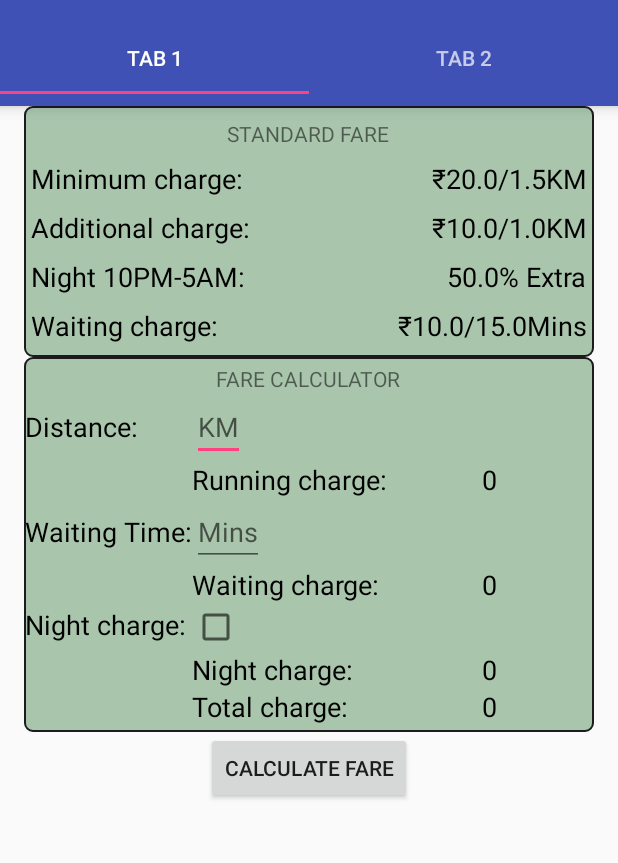
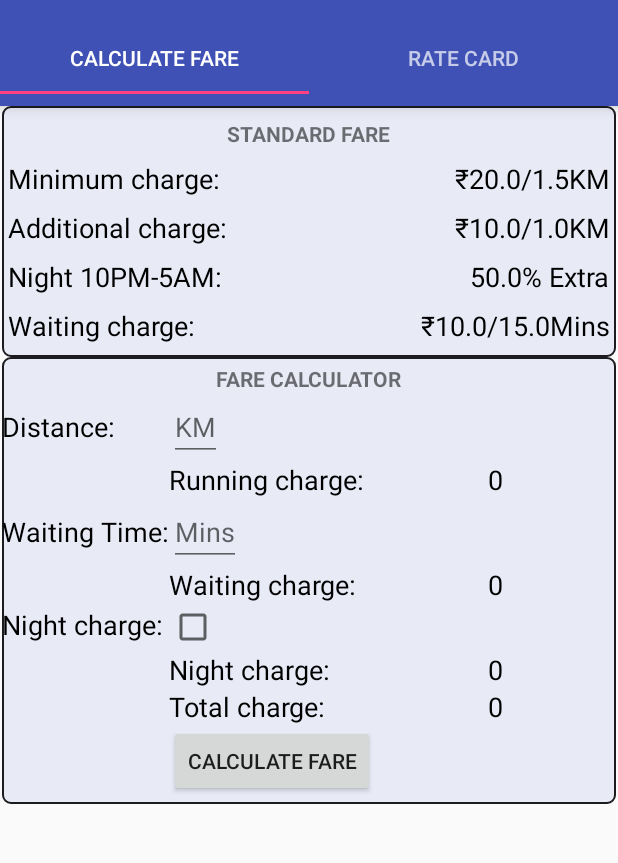
Before and after one commit to nikhilgeo/AutoFare, an Android app: the screen it shows after launch (MainActivity), on a phone screen of 412 x 824 dp, the part 62-925 px from its top. Run offline under Robolectric (Android 15) with nearby library versions, the phone set to English and light mode, and no system bars.

Commit message:
Chnaged the color of the calculate fare. removed the auto focus in edittext

```diff
--- a/app/src/main/java/com/auto/ng/autofrag/MainActivity.java
+++ b/app/src/main/java/com/auto/ng/autofrag/MainActivity.java
@@ -19,8 +19,8 @@ public class MainActivity extends AppCompatActivity {
         setSupportActionBar(toolbar);
 
         TabLayout tabLayout = (TabLayout) findViewById(R.id.tab_layout);
-        tabLayout.addTab(tabLayout.newTab().setText("Tab 1"));
-        tabLayout.addTab(tabLayout.newTab().setText("Tab 2"));
+        tabLayout.addTab(tabLayout.newTab().setText("Calculate Fare"));
+        tabLayout.addTab(tabLayout.newTab().setText("Rate Card"));
         tabLayout.setTabGravity(TabLayout.GRAVITY_FILL);
 
         final ViewPager viewPager = (ViewPager) findViewById(R.id.pager);
@@ -34,18 +34,6 @@ public class MainActivity extends AppCompatActivity {
                 viewPager.setCurrentItem(tab.getPosition());
                 Toast toast = Toast.makeText(getApplicationContext(), "Hello toast!" + tab.getPosition(), Toast.LENGTH_SHORT);
                 toast.show();
-//
-//                switch (tab.getPosition())
-//                {
-//                    case 0: //Calculate Frag
-//                        break;
-//                    case 1: //RateCard_Frag
-//                    {
-//                        RateCard_Frag fragment = (RateCard_Frag) getFragmentManager().findFragmentById(R.id.fr);
-//                        fragment.<specific_function_name>();
-//                    }
-//                }
-
             }
 
             @Override
--- a/app/src/main/java/com/auto/ng/autofrag/RateCard_Frag.java
+++ b/app/src/main/java/com/auto/ng/autofrag/RateCard_Frag.java
@@ -1,5 +1,4 @@
 package com.auto.ng.autofrag;
-
 
 import android.database.Cursor;
 import android.graphics.Color;
--- a/app/src/main/res/drawable/rounded_corner.xml
+++ b/app/src/main/res/drawable/rounded_corner.xml
@@ -3,7 +3,7 @@
     android:shape="rectangle">
 
     <!-- view background color -->
-    <solid android:color="#a9c5ac"></solid>
+    <solid android:color="#E8EAF6"></solid>
 
     <!-- view border color and width -->
     <stroke
@@ -12,9 +12,9 @@
 
     <!-- If you want to add some padding -->
     <padding
-        android:left="1dp"
+        android:left="0dp"
         android:top="5dp"
-        android:right="1dp"
+        android:right="0dp"
         android:bottom="5dp"></padding>
 
     <!-- Here is the corner radius -->
--- a/app/src/main/res/layout/fragment_calculate_fare.xml
+++ b/app/src/main/res/layout/fragment_calculate_fare.xml
@@ -3,13 +3,28 @@
     android:layout_width="match_parent"
     android:layout_height="match_parent"
     tools:context="com.auto.ng.autofrag.CalculateFare_Frag">
+    <!-- Dummy item to prevent AutoCompleteTextView from receiving focus -->
+    <LinearLayout
+        android:focusable="true"
+        android:focusableInTouchMode="true"
+        android:layout_width="0px"
+        android:layout_height="0px" />
+
+    <!-- :nextFocusUp and :nextFocusLeft have been set to the id of this component
+    to prevent the dummy from receiving focus again -->
+    <AutoCompleteTextView
+        android:id="@+id/autotext"
+        android:layout_width="fill_parent"
+        android:layout_height="wrap_content"
+        android:nextFocusUp="@id/autotext"
+        android:nextFocusLeft="@id/autotext" />
 
     <LinearLayout xmlns:android="http://schemas.android.com/apk/res/android"
         xmlns:tools="http://schemas.android.com/tools"
         android:layout_width="match_parent"
         android:layout_height="match_parent"
-        android:layout_marginLeft="@dimen/activity_vertical_margin"
-        android:layout_marginRight="@dimen/activity_vertical_margin"
+        android:layout_marginLeft="1dp"
+        android:layout_marginRight="1dp"
         android:orientation="vertical">
 
 
@@ -28,7 +43,10 @@
             <TextView
                 android:layout_columnSpan="2"
                 android:layout_gravity="center_horizontal"
-                android:text="STANDARD FARE" />
+                android:text="STANDARD FARE"
+                android:textStyle="bold"
+
+                />
 
             <TextView
                 style="@style/TextViewTheme"
@@ -83,7 +101,8 @@
             <TextView
                 android:layout_columnSpan="3"
                 android:layout_gravity="center_horizontal"
-                android:text="FARE CALCULATOR" />
+                android:text="FARE CALCULATOR"
+                android:textStyle="bold" />
 
             <TextView
                 style="@style/TextViewTheme"
@@ -193,15 +212,21 @@
                 android:layout_gravity="center_horizontal"
                 android:text="0" />
 
+            <Space
+                android:layout_column="0"
+                android:layout_row="8" />
+
+            <Button
+                android:id="@+id/btnCalc"
+                android:layout_width="wrap_content"
+                android:layout_height="wrap_content"
+                android:layout_gravity="center_horizontal"
+                android:text="Calculate Fare" />
+
 
         </GridLayout>
 
-        <Button
-            android:id="@+id/btnCalc"
-            android:layout_width="wrap_content"
-            android:layout_height="wrap_content"
-            android:layout_gravity="center_horizontal"
-            android:text="Calculate Fare" />
+
     </LinearLayout>
 
 </FrameLayout>
```
